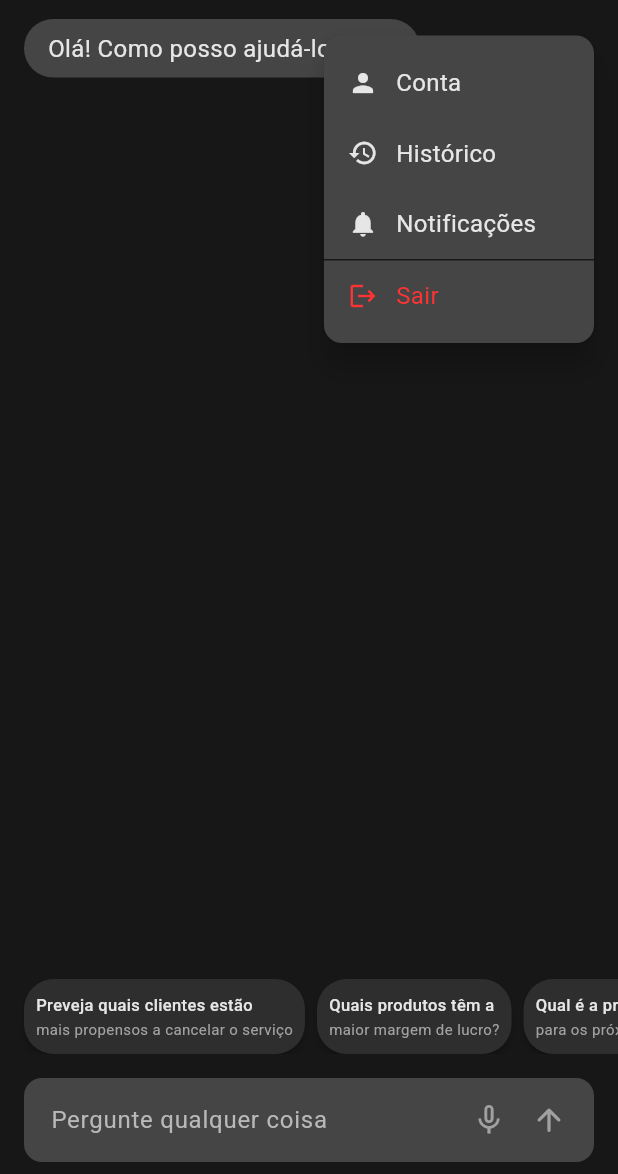
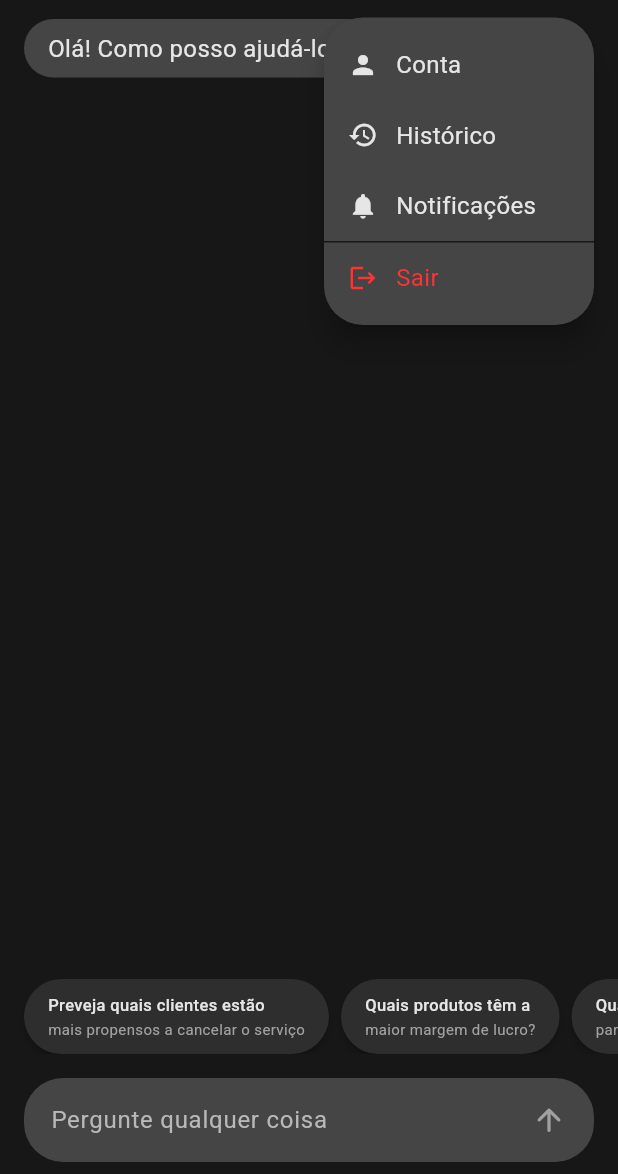
Before and after one commit to joaopaulo-bernucio/sophos_kodiak, a Flutter app: the ChatbotPage screen opened by its route, after a tap on the "person" icon, on a phone screen of 412 x 824 dp, the part 62-1236 px from its top. Run offline on Flutter 3.47's test engine with Material 3 defaults, Android fonts, the light colour scheme and no system bars; our stand-ins replace fl_chart, shared_preferences; accounts and stored records are empty.

Commit message:
v0.41 - Ajuste do raio da borda para 26.0 e remoção de variáveis e comentários desnecessários na página do chatbot para melhorar a legibilidade do código.

```diff
--- a/mobile/lib/constants/app_constants.dart
+++ b/mobile/lib/constants/app_constants.dart
@@ -91,7 +91,7 @@ class AppDimensions {
   static const double paddingLarge = 24.0;
   static const double paddingExtraLarge = 32.0;
 
-  static const double borderRadius = 12.0;
+  static const double borderRadius = 26.0;
 
   static const double buttonHeight = 48.0;
   static const double inputHeight = 56.0;
--- a/mobile/lib/pages/chatbot_page.dart
+++ b/mobile/lib/pages/chatbot_page.dart
@@ -23,7 +23,6 @@ class _ChatbotPageState extends State<ChatbotPage> {
   late final ApiService _apiService;
 
   bool _isDropdownVisible = false;
-  bool _isVoiceInputActive = false;
   bool _isWaitingResponse = false;
 
   final List<Map<String, String>> _suggestions = [
@@ -218,7 +217,6 @@ class _ChatbotPageState extends State<ChatbotPage> {
                       ],
                     ),
                   ),
-
                   Container(
                     width: double.infinity,
                     padding: EdgeInsets.only(
@@ -238,8 +236,6 @@ class _ChatbotPageState extends State<ChatbotPage> {
                   ),
                 ],
               ),
-
-              // Menu dropdown sobreposto quando visível
               if (_isDropdownVisible) _buildFloatingDropdownMenu(),
             ],
           ),
@@ -270,7 +266,6 @@ class _ChatbotPageState extends State<ChatbotPage> {
             ),
           ),
           const SizedBox(width: AppDimensions.paddingSmall),
-          // Ícone do tigre (logo)
           SizedBox(
             width: 40,
             height: 40,
@@ -287,12 +282,11 @@ class _ChatbotPageState extends State<ChatbotPage> {
                   size: 24,
                 );
               },
-              cacheWidth: 64, // Cacheamento otimizado
+              cacheWidth: 64,
               cacheHeight: 64,
             ),
           ),
           const SizedBox(width: AppDimensions.paddingSmall),
-          // Saudação personalizada ou padrão
           Expanded(
             child: Column(
               crossAxisAlignment: CrossAxisAlignment.start,
@@ -324,7 +318,6 @@ class _ChatbotPageState extends State<ChatbotPage> {
               ],
             ),
           ),
-          // Ícone do usuário com dropdown
           GestureDetector(
             onTap: () =>
                 setState(() => _isDropdownVisible = !_isDropdownVisible),
@@ -347,11 +340,9 @@ class _ChatbotPageState extends State<ChatbotPage> {
     );
   }
 
-  /// Constrói o menu dropdown flutuante do usuário
   Widget _buildFloatingDropdownMenu() {
-    // Posicionamento relativo ao Stack dentro do Expanded
     return Positioned(
-      top: 65, // Posição logo abaixo do header
+      top: 53,
       right: AppDimensions.paddingMedium,
       child: Material(
         elevation: 8,
@@ -402,8 +393,6 @@ class _ChatbotPageState extends State<ChatbotPage> {
                 textColor: AppColors.error,
                 onTap: () async {
                   setState(() => _isDropdownVisible = false);
-
-                  // Limpa os dados do usuário antes de sair
                   await _performLogout();
                 },
               ),
@@ -414,7 +403,6 @@ class _ChatbotPageState extends State<ChatbotPage> {
     );
   }
 
-  /// Item individual do menu dropdown
   Widget _buildDropdownItem({
     required IconData icon,
     required String text,
@@ -445,7 +433,6 @@ class _ChatbotPageState extends State<ChatbotPage> {
     );
   }
 
-  /// Lista de mensagens do chat
   Widget _buildMessagesList() {
     return ListView.builder(
       controller: _scrollController,
@@ -502,7 +489,9 @@ class _ChatbotPageState extends State<ChatbotPage> {
         itemCount: _suggestions.length,
         itemBuilder: (context, index) {
           final suggestion = _suggestions[index];
-          const borderRadius = BorderRadius.all(Radius.circular(20));
+          const borderRadius = BorderRadius.all(
+            Radius.circular(AppDimensions.borderRadius),
+          );
 
           return Container(
             margin: const EdgeInsets.only(right: AppDimensions.paddingSmall),
@@ -515,6 +504,8 @@ class _ChatbotPageState extends State<ChatbotPage> {
                   '${suggestion['title']} ${suggestion['subtitle']}',
                 ),
                 borderRadius: borderRadius,
+                child: Padding(
+                  padding: const EdgeInsets.only(left: 8, right: 8),
                   child: Padding(
                     padding: const EdgeInsets.symmetric(
                       horizontal: AppDimensions.paddingSmall,
@@ -545,6 +536,7 @@ class _ChatbotPageState extends State<ChatbotPage> {
                   ),
                 ),
               ),
+            ),
           );
         },
       ),
@@ -560,7 +552,6 @@ class _ChatbotPageState extends State<ChatbotPage> {
             decoration: BoxDecoration(
               color: AppColors.surfaceLight,
               borderRadius: BorderRadius.circular(AppDimensions.borderRadius),
-              // Mantém uma borda fixa mesmo quando transparente para evitar o deslocamento
               border: Border.all(
                 color: _focusNode.hasFocus
                     ? AppColors.primary
@@ -568,11 +559,9 @@ class _ChatbotPageState extends State<ChatbotPage> {
                 width: 2,
               ),
             ),
-            // Padding fixo para garantir consistência visual quando o estado muda
             padding: const EdgeInsets.symmetric(horizontal: 8, vertical: 2),
             child: Row(
               children: [
-                // Campo de texto expansível
                 Expanded(
                   child: TextField(
                     controller: _messageController,
@@ -589,50 +578,18 @@ class _ChatbotPageState extends State<ChatbotPage> {
                       ),
                     ),
                     minLines: 1,
-                    maxLines: 6,
-                    textAlignVertical: TextAlignVertical
-                        .center, // Centraliza o texto verticalmente
-                    keyboardType: TextInputType
-                        .multiline, // Garante que o teclado permita múltiplas linhas
+                    maxLines: 3,
+                    textAlignVertical: TextAlignVertical.center,
+                    keyboardType: TextInputType.multiline,
                     onChanged: (value) => setState(() {}),
-                    onTap:
-                        _scrollToBottom, // Rola para o final quando o campo é tocado
+                    onTap: _scrollToBottom,
                     onSubmitted: (_) =>
                         _messageController.text.trim().isNotEmpty
                         ? _sendMessage()
                         : null,
                   ),
                 ),
-                // Espaço para evitar colisão do texto com os botões
                 const SizedBox(width: 4),
-                // Ícone de voz
-                InkWell(
-                  borderRadius: BorderRadius.circular(24),
-                  onTap: () {
-                    setState(() => _isVoiceInputActive = !_isVoiceInputActive);
-                    ScaffoldMessenger.of(context).showSnackBar(
-                      const SnackBar(
-                        content: Text(
-                          'Funcionalidade de voz em desenvolvimento',
-                        ),
-                        backgroundColor: AppColors.warning,
-                      ),
-                    );
-                  },
-                  child: Padding(
-                    padding: const EdgeInsets.all(4.0),
-                    child: Icon(
-                      _isVoiceInputActive ? Icons.mic : Icons.mic_none,
-                      color: _isVoiceInputActive
-                          ? AppColors.primary
-                          : AppColors.textSecondary,
-                      size: 24,
-                    ),
-                  ),
-                ),
-                // Espaço entre ícones
-                const SizedBox(width: 4),
-                // Botão de envio dentro de uma esfera
                 Container(
                   width: 40,
                   height: 40,
@@ -679,7 +636,7 @@ class _MessageBubble extends StatelessWidget {
         ),
         decoration: BoxDecoration(
           color: message.isUser ? AppColors.primary : AppColors.surfaceLight,
-          borderRadius: BorderRadius.circular(20),
+          borderRadius: BorderRadius.circular(AppDimensions.borderRadius),
         ),
         constraints: BoxConstraints(
           maxWidth: MediaQuery.of(context).size.width * 0.75,
@@ -738,7 +695,6 @@ class _TypewriterTextState extends State<TypewriterText> {
     _timer = Timer.periodic(widget.speed, (timer) {
       if (index < widget.text.length) {
         if (mounted) {
-          // Verifica se o widget ainda está montado
           setState(() => _displayText += widget.text[index++]);
         }
       } else {
```
Lines whose indentation alone changed are shown as unchanged.
